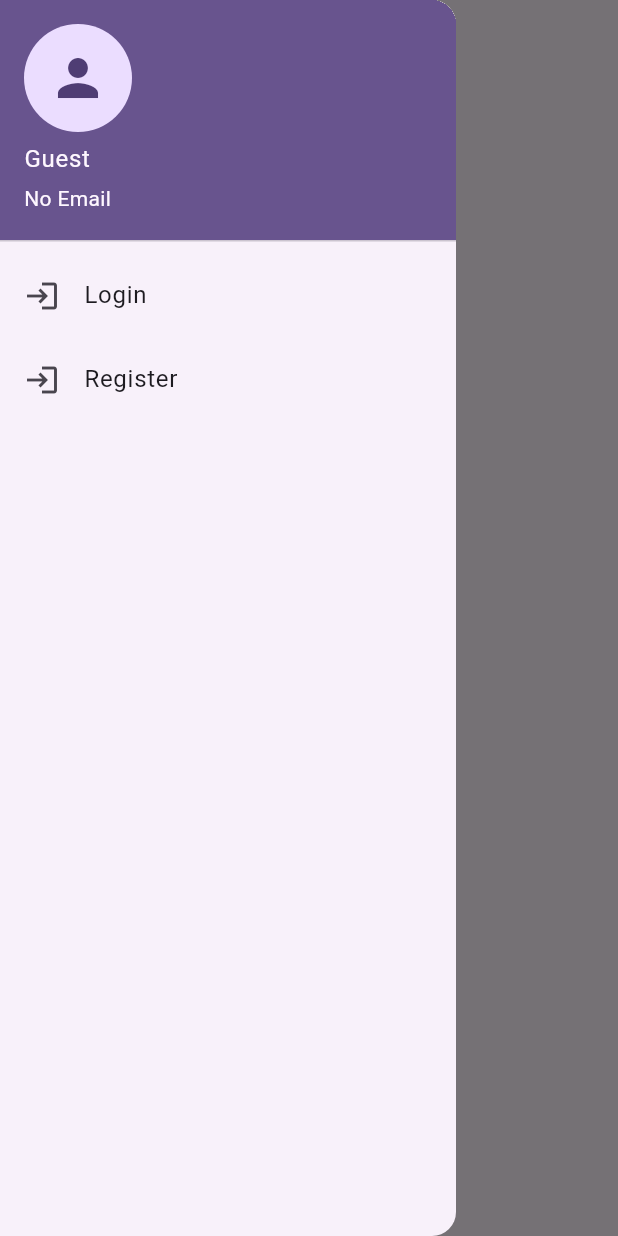
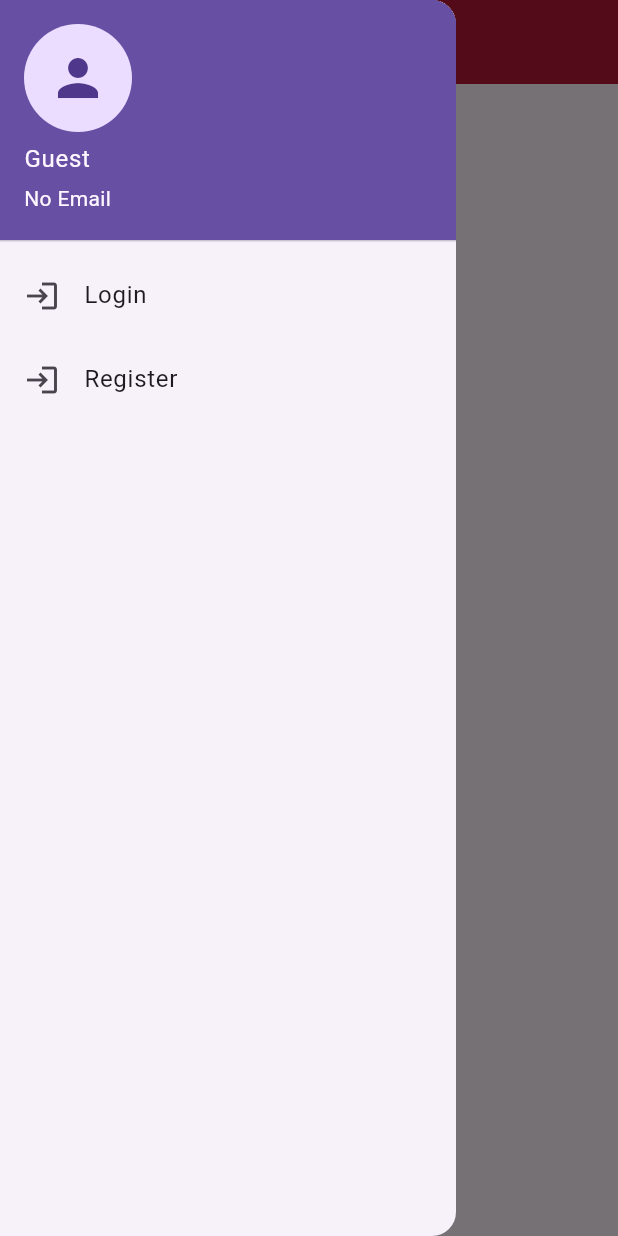
Before and after one commit to vprabhu1771/flutter_supabase_skill_development, a Flutter app: the screen it shows after launch, with the side drawer open, on a phone screen of 412 x 824 dp. Run offline on Flutter 3.47's test engine with Material 3 defaults, Android fonts, the phone set to English and light mode, and no system bars; our stand-ins replace flutter_dotenv, flutter_secure_storage, fluttertoast, shared_preferences, supabase_flutter; accounts and stored records are empty.

Commit message:
redTheme added

```diff
--- a/lib/main.dart
+++ b/lib/main.dart
@@ -40,10 +40,9 @@ class MyApp extends StatelessWidget {
             //Our custom theme applied
             darkTheme: notifier.isDark ? notifier.darkTheme : notifier.lightTheme,
 
-            theme: ThemeData(
-              colorScheme: ColorScheme.fromSeed(seedColor: Colors.deepPurple),
-              useMaterial3: true,
-            ),
+            theme: notifier.isDark
+                ? notifier.darkTheme // dark theme applied
+                : notifier.redTheme, // pink theme applied when not dark
 
             home: HomeScreen(title: 'Home'),
 
--- a/lib/services/UiProvider.dart
+++ b/lib/services/UiProvider.dart
@@ -22,7 +22,79 @@ class UiProvider extends ChangeNotifier{
       primaryColorDark: Colors.white
   );
 
-  //Now we want to save the last changed theme value
+  final redTheme = ThemeData(
+    primaryColor: Color(0xffB81736), // Hex #2196F3 (Blue),
+    brightness: Brightness.light,
+    primaryColorDark: Colors.pinkAccent,
+
+    // AppBar Theme
+    appBarTheme: AppBarTheme(
+      backgroundColor: Color(0xffB81736), // Pink AppBar
+      titleTextStyle: TextStyle(color: Colors.white, fontSize: 20, fontWeight: FontWeight.bold),
+      iconTheme: IconThemeData(color: Colors.white), // AppBar icons color
+    ),
+
+    // Button Theme
+    buttonTheme: ButtonThemeData(
+      buttonColor: Color(0xffB81736), // Default button color
+      textTheme: ButtonTextTheme.primary,
+    ),
+
+    // Elevated Button Theme
+    elevatedButtonTheme: ElevatedButtonThemeData(
+      style: ElevatedButton.styleFrom(
+        foregroundColor: Colors.white, // Button text color
+        backgroundColor: Color(0xffB81736), // Button background color
+      ),
+    ),
+
+    // TextButton Theme
+    textButtonTheme: TextButtonThemeData(
+      style: TextButton.styleFrom(
+        // backgroundColor: Colors.pink, // TextButton color
+        foregroundColor: Colors.white, // TextButton color
+      ),
+    ),
+
+    // Bottom Navigation Bar Theme
+    bottomNavigationBarTheme: BottomNavigationBarThemeData(
+      backgroundColor: Color(0xFFB81736), // Background color
+      selectedItemColor: Colors.white, // Selected icon & text color
+      unselectedItemColor: Colors.white70, // Unselected icon & text color
+      selectedLabelStyle: TextStyle(fontSize: 14, fontWeight: FontWeight.bold), // Selected text style
+      unselectedLabelStyle: TextStyle(fontSize: 12), // Unselected text style
+    ),
+
+
+
+
+    // Icon Theme
+    iconTheme: IconThemeData(color: Colors.pink), // Default icon color
+    primaryIconTheme: IconThemeData(color: Colors.white), // Primary icon color (AppBar, etc.)
+
+    // Text Theme
+    // textTheme: TextTheme(
+    //   bodyLarge: TextStyle(color: Colors.pinkAccent, fontSize: 18), // Large text
+    //   bodyMedium: TextStyle(color: Colors.pink, fontSize: 16), // Medium text
+    //   bodySmall: TextStyle(color: Colors.pink, fontSize: 14), // Small text
+    //   titleLarge: TextStyle(color: Colors.white, fontSize: 22, fontWeight: FontWeight.bold), // Large titles
+    // ),
+
+
+    // Navigation Drawer Theme
+    navigationDrawerTheme: NavigationDrawerThemeData(
+      backgroundColor: Color(0xffB81736),
+      surfaceTintColor: Colors.white,
+      shadowColor: Colors.black54,
+      indicatorColor: Colors.white70,
+      // shape: RoundedRectangleBorder(
+      //   borderRadius: BorderRadius.only(
+      //     topRight: Radius.circular(16),
+      //     bottomRight: Radius.circular(16),
+      //   ),
+      // ),
+    ),
+  );
 
 
   //Dark mode toggle action
```
